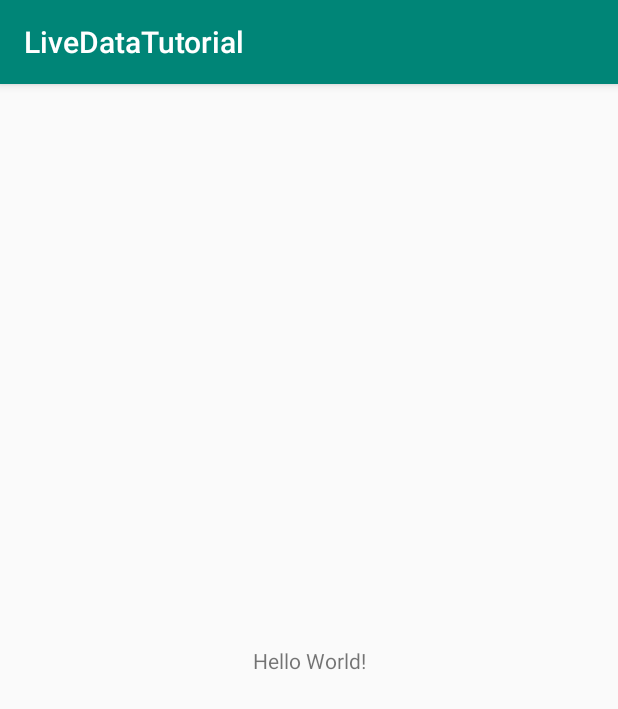
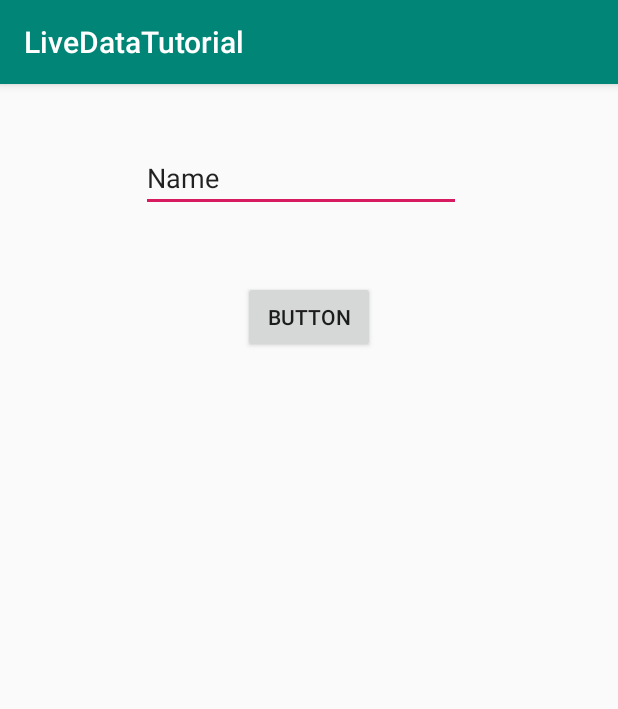
Before and after one commit to Afsalms/LiveDataTutorial, an Android app: the screen it shows after launch (MainActivity), on a phone screen of 412 x 824 dp. Shown: the top 709 px of the screen. Run offline under Robolectric (Android 15) with nearby library versions, the phone set to English and light mode, and no system bars.

Commit message:
Added activity file

```diff
--- a/app/src/main/java/com/example/qbuser/livedatatutorial/MainActivity.kt
+++ b/app/src/main/java/com/example/qbuser/livedatatutorial/MainActivity.kt
@@ -2,11 +2,16 @@ package com.example.qbuser.livedatatutorial
 
 import android.support.v7.app.AppCompatActivity
 import android.os.Bundle
+import kotlinx.android.synthetic.main.activity_main.*
 
 class MainActivity : AppCompatActivity() {
 
     override fun onCreate(savedInstanceState: Bundle?) {
         super.onCreate(savedInstanceState)
         setContentView(R.layout.activity_main)
+
+        button.setOnClickListener {
+            textView.text = textView.text.toString()+"\n " + editText.text.toString()
+        }
     }
 }
--- /dev/null
+++ b/app/src/main/java/com/example/qbuser/livedatatutorial/models/words.kt
@@ -0,0 +1,6 @@
+package com.example.qbuser.livedatatutorial.models
+
+
+class words {
+
+}
--- a/app/src/main/res/layout/activity_main.xml
+++ b/app/src/main/res/layout/activity_main.xml
@@ -7,13 +7,29 @@
         android:layout_height="match_parent"
         tools:context=".MainActivity">
 
+    <EditText
+            android:layout_width="wrap_content"
+            android:layout_height="wrap_content"
+            android:inputType="textPersonName"
+            android:text="Name"
+            android:ems="10"
+            android:id="@+id/editText"
+            app:layout_constraintStart_toStartOf="parent" android:layout_marginStart="94dp"
+            app:layout_constraintEnd_toEndOf="parent" android:layout_marginEnd="75dp" android:layout_marginTop="40dp"
+            app:layout_constraintTop_toTopOf="parent" app:layout_constraintHorizontal_bias="0.0"/>
+    <Button
+            android:text="Button"
+            android:layout_width="wrap_content"
+            android:layout_height="wrap_content"
+            android:id="@+id/button" android:layout_marginTop="46dp"
+            app:layout_constraintTop_toBottomOf="@+id/editText" app:layout_constraintEnd_toEndOf="parent"
+            android:layout_marginEnd="148dp" app:layout_constraintStart_toStartOf="parent"
+            android:layout_marginStart="148dp"/>
     <TextView
             android:layout_width="wrap_content"
             android:layout_height="wrap_content"
-            android:text="Hello World!"
-            app:layout_constraintBottom_toBottomOf="parent"
-            app:layout_constraintLeft_toLeftOf="parent"
-            app:layout_constraintRight_toRightOf="parent"
-            app:layout_constraintTop_toTopOf="parent"/>
-
+            android:id="@+id/textView" android:layout_marginEnd="178dp" app:layout_constraintEnd_toEndOf="parent"
+            app:layout_constraintStart_toStartOf="parent" android:layout_marginStart="148dp"
+            android:layout_marginTop="44dp" app:layout_constraintTop_toBottomOf="@+id/button"
+            app:layout_constraintHorizontal_bias="0.0"/>
 </android.support.constraint.ConstraintLayout>
```
